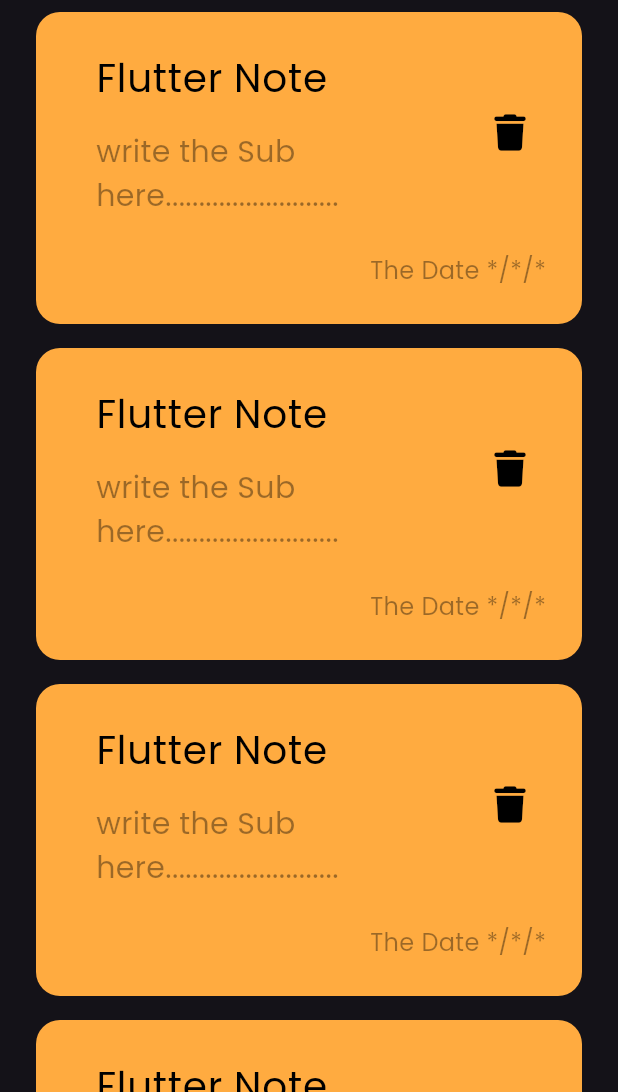
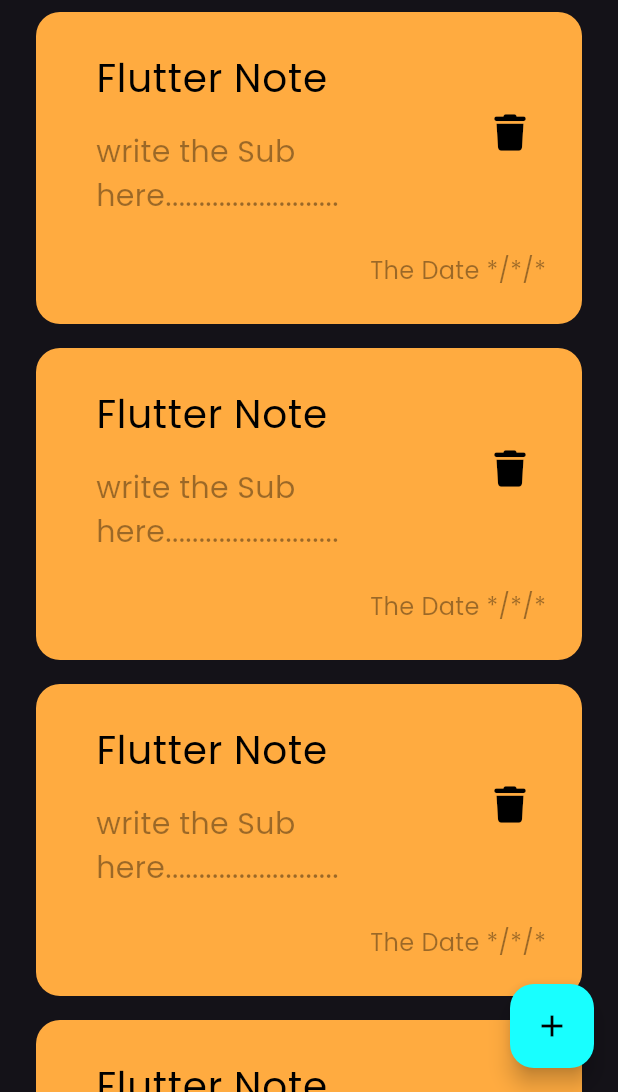
Before and after one commit to ahmedFarouk-code/notes_app, a Flutter app: the screen it shows after launch, on a phone screen of 412 x 824 dp, the part 144-1236 px from its top. Run offline on Flutter 3.47's test engine with Material 3 defaults, Android fonts, the phone set to English and light mode, and no system bars; our stand-ins replace font_awesome_flutter.

Commit message:
Adding Floating Action Button

```diff
--- a/lib/views/notes_view.dart
+++ b/lib/views/notes_view.dart
@@ -6,6 +6,13 @@ class NotesView extends StatelessWidget {
 
   @override
   Widget build(BuildContext context) {
-    return const Scaffold(body: NotesViewBody());
+    return Scaffold(
+      floatingActionButton: FloatingActionButton(
+        onPressed: () {},
+        backgroundColor: Colors.cyanAccent,
+        child: Icon(Icons.add, color: Colors.black),
+      ),
+      body: const NotesViewBody(),
+    );
   }
 }
```
